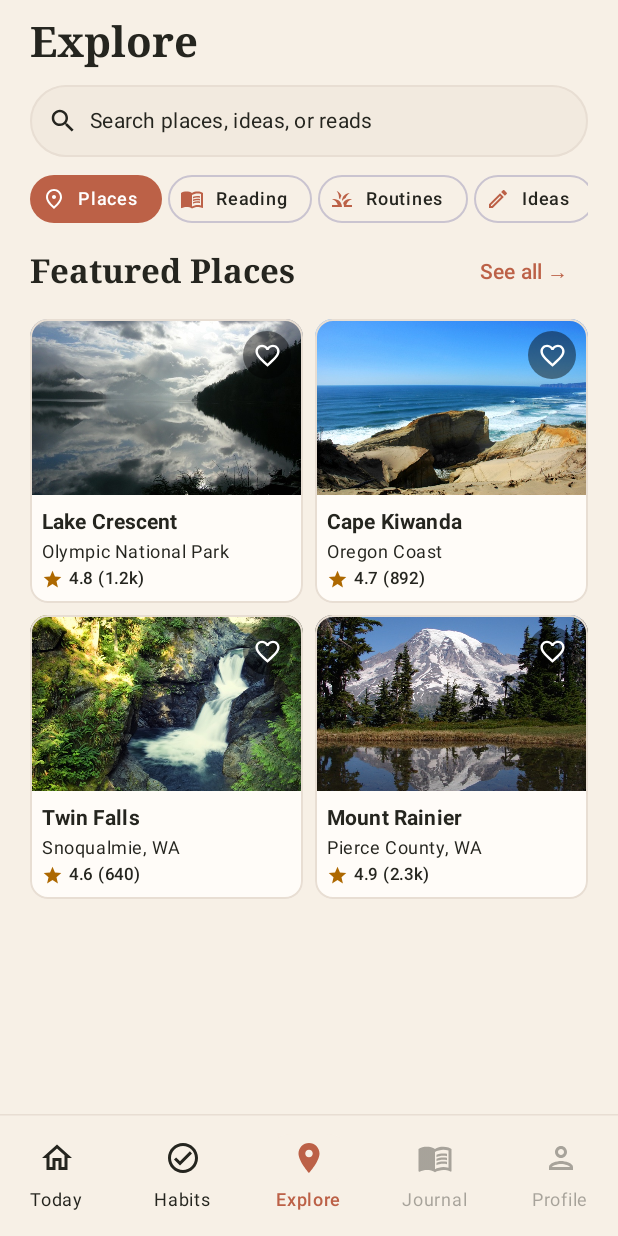
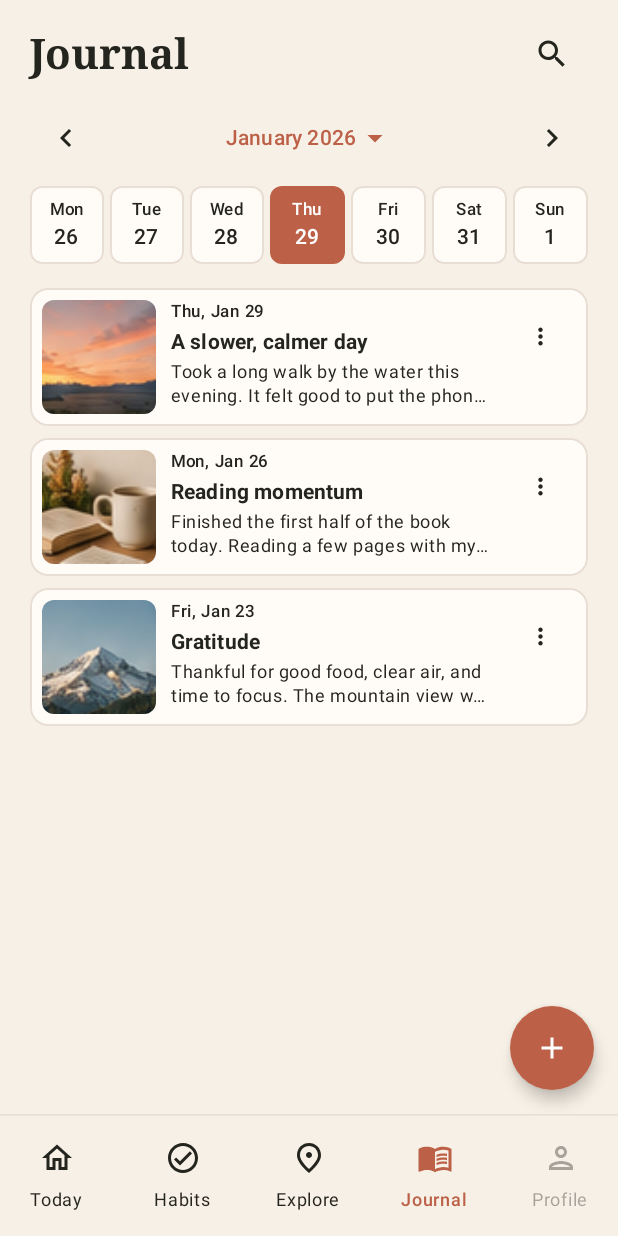
Before and after one commit to Shruti2208/Daymark-compose-ui, an Android app built with Jetpack Compose: the screen it shows after launch (MainActivity), item 4 of the bottom bar chosen, on a phone screen of 412 x 824 dp. Run offline under Robolectric (Android 15) with nearby library versions, the phone set to English and light mode, and no system bars.

Commit message:
Add Journal screen with month navigation and entry cards
Wire Journal into the bottom navigation and highlight the active tab.
Add a month dropdown and arrows, a selectable week strip, and an
empty state for months without entries.
Bundle three sample entries with thumbnails and add a floating
action button with a callback for the future entry editor.

```diff
--- /dev/null
+++ b/app/src/main/java/com/example/daymark_compose_ui/data/JournalEntry.kt
@@ -0,0 +1,11 @@
+package com.example.daymark_compose_ui.data
+
+import androidx.annotation.DrawableRes
+
+data class JournalEntry(
+    val id: Int,
+    val date: String, // ISO date (yyyy-MM-dd)
+    val title: String,
+    val body: String,
+    @param:DrawableRes val imageRes: Int
+)
--- a/app/src/main/java/com/example/daymark_compose_ui/data/SampleData.kt
+++ b/app/src/main/java/com/example/daymark_compose_ui/data/SampleData.kt
@@ -51,4 +51,27 @@ class SampleData {
         Place(3, "Twin Falls", "Snoqualmie, WA", R.drawable.place_twin_falls, 4.6, "640"),
         Place(4, "Mount Rainier", "Pierce County, WA", R.drawable.place_mount_rainier, 4.9, "2.3k")
     )
+    val sampleJournalEntries = listOf(
+        JournalEntry(
+            id = 1,
+            date = "2026-01-29",
+            title = "A slower, calmer day",
+            body = "Took a long walk by the water this evening. It felt good to put the phone away and pay attention to the changing light.",
+            imageRes = R.drawable.journal_calmer_day
+        ),
+        JournalEntry(
+            id = 2,
+            date = "2026-01-26",
+            title = "Reading momentum",
+            body = "Finished the first half of the book today. Reading a few pages with my morning coffee is starting to feel like a routine.",
+            imageRes = R.drawable.journal_reading_momentum
+        ),
+        JournalEntry(
+            id = 3,
+            date = "2026-01-23",
+            title = "Gratitude",
+            body = "Thankful for good food, clear air, and time to focus. The mountain view was a reminder to slow down and look around.",
+            imageRes = R.drawable.journal_gratitude
+        )
+    )
 }
--- a/app/src/main/java/com/example/daymark_compose_ui/ui/components/DaymarkApp.kt
+++ b/app/src/main/java/com/example/daymark_compose_ui/ui/components/DaymarkApp.kt
@@ -21,6 +21,7 @@ import com.example.daymark_compose_ui.ui.components.explore.ExploreScreen
 import com.example.daymark_compose_ui.ui.components.explore.placeDetails.PlaceDetailsScreen
 import com.example.daymark_compose_ui.data.SampleData
 import com.example.daymark_compose_ui.ui.components.habits.HabitsScreen
+import com.example.daymark_compose_ui.ui.components.journal.JournalScreen
 import com.example.daymark_compose_ui.ui.components.today.TodayScreen
 
 @Composable
@@ -31,7 +32,12 @@ internal fun DaymarkApp() {
     val habitsRoute = requireNotNull(DaymarkTab.Habits.route)
     val exploreRoute = requireNotNull(DaymarkTab.Explore.route)
     val detailsRoute = "$exploreRoute/place/{placeId}"
+    val journalRoute = requireNotNull(DaymarkTab.Journal.route)
+
     val places = remember { SampleData().samplePlaces }
+    val journalEntries = remember { SampleData().sampleJournalEntries }
+    val sampleWeek = remember { SampleData().sampleWeek }
+
     var favoriteIds by rememberSaveable { mutableStateOf(intArrayOf()) }
     val toggleFavorite: (Int) -> Unit = { id ->
         favoriteIds = if (id in favoriteIds) {
@@ -44,6 +50,7 @@ internal fun DaymarkApp() {
     val selectedTab = when (backStackEntry?.destination?.route) {
         habitsRoute -> DaymarkTab.Habits
         exploreRoute -> DaymarkTab.Explore
+        journalRoute -> DaymarkTab.Journal
         else -> DaymarkTab.Today
     }
     val selectTab: (DaymarkTab) -> Unit = { tab ->
@@ -87,6 +94,9 @@ internal fun DaymarkApp() {
                     }
                 )
             }
+            composable (journalRoute){
+                JournalScreen(journalEntries)
+            }
             composable(detailsRoute, arguments = listOf(navArgument("placeId") { type = NavType.IntType })) { entry ->
                 val placeId = entry.arguments?.getInt("placeId")
                 PlaceDetailsScreen(
--- a/app/src/main/java/com/example/daymark_compose_ui/ui/components/DaymarkNavigationBar.kt
+++ b/app/src/main/java/com/example/daymark_compose_ui/ui/components/DaymarkNavigationBar.kt
@@ -39,7 +39,7 @@ internal enum class DaymarkTab(
     Journal(
         R.string.tab_journal,
         Icons.AutoMirrored.Outlined.MenuBook,
-        Icons.AutoMirrored.Filled.MenuBook
+        Icons.AutoMirrored.Filled.MenuBook,"journal"
     ),
     Profile(R.string.tab_profile, Icons.Outlined.Person, Icons.Filled.Person)
 }
--- /dev/null
+++ b/app/src/main/java/com/example/daymark_compose_ui/ui/components/journal/JournalScreen.kt
@@ -0,0 +1,312 @@
+package com.example.daymark_compose_ui.ui.components.journal
+
+import androidx.compose.foundation.BorderStroke
+import androidx.compose.foundation.Image
+import androidx.compose.foundation.layout.Arrangement
+import androidx.compose.foundation.layout.Box
+import androidx.compose.foundation.layout.Column
+import androidx.compose.foundation.layout.PaddingValues
+import androidx.compose.foundation.layout.Row
+import androidx.compose.foundation.layout.Spacer
+import androidx.compose.foundation.layout.fillMaxSize
+import androidx.compose.foundation.layout.fillMaxWidth
+import androidx.compose.foundation.layout.height
+import androidx.compose.foundation.layout.padding
+import androidx.compose.foundation.layout.size
+import androidx.compose.foundation.lazy.LazyColumn
+import androidx.compose.foundation.lazy.items
+import androidx.compose.foundation.selection.selectableGroup
+import androidx.compose.foundation.shape.CircleShape
+import androidx.compose.material.icons.Icons
+import androidx.compose.material.icons.automirrored.outlined.KeyboardArrowLeft
+import androidx.compose.material.icons.automirrored.outlined.KeyboardArrowRight
+import androidx.compose.material.icons.outlined.Add
+import androidx.compose.material.icons.outlined.ArrowDropDown
+import androidx.compose.material.icons.outlined.MoreVert
+import androidx.compose.material.icons.outlined.Search
+import androidx.compose.material3.Card
+import androidx.compose.material3.CardDefaults
+import androidx.compose.material3.DropdownMenu
+import androidx.compose.material3.DropdownMenuItem
+import androidx.compose.material3.FloatingActionButton
+import androidx.compose.material3.Icon
+import androidx.compose.material3.IconButton
+import androidx.compose.material3.MaterialTheme
+import androidx.compose.material3.Surface
+import androidx.compose.material3.Text
+import androidx.compose.material3.TextButton
+import androidx.compose.runtime.Composable
+import androidx.compose.runtime.getValue
+import androidx.compose.runtime.mutableStateOf
+import androidx.compose.runtime.remember
+import androidx.compose.runtime.saveable.rememberSaveable
+import androidx.compose.runtime.setValue
+import androidx.compose.ui.Alignment
+import androidx.compose.ui.Modifier
+import androidx.compose.ui.draw.clip
+import androidx.compose.ui.layout.ContentScale
+import androidx.compose.ui.res.painterResource
+import androidx.compose.ui.res.stringResource
+import androidx.compose.ui.text.font.FontWeight
+import androidx.compose.ui.text.style.TextOverflow
+import androidx.compose.ui.tooling.preview.Preview
+import androidx.compose.ui.unit.dp
+import com.example.daymark_compose_ui.R
+import com.example.daymark_compose_ui.data.JournalEntry
+import com.example.daymark_compose_ui.data.SampleData
+import com.example.daymark_compose_ui.ui.components.habits.DateCard
+import com.example.daymark_compose_ui.ui.theme.DaymarkcomposeuiTheme
+import java.text.DateFormatSymbols
+import java.text.ParseException
+import java.text.SimpleDateFormat
+import java.util.Calendar
+import java.util.Locale
+
+@Composable
+fun JournalScreen(
+    journalEntries: List<JournalEntry>,
+    onAddEntry: () -> Unit = {}
+) {
+    // Save a timestamp across recreation and start on the sample entries' month.
+    var selectedDay by rememberSaveable {
+        mutableStateOf(Calendar.getInstance().apply {
+            // Clear inherited fields so the selected date starts at local midnight.
+            clear()
+            set(2026, Calendar.JANUARY, 29)
+        }.timeInMillis)
+    }
+    val selectedDate = Calendar.getInstance().apply { timeInMillis = selectedDay }
+    val locale = Locale.getDefault()
+    // Entry dates use yyyy-MM-dd, so the year-month prefix matches the entire month.
+    val dateFormat = SimpleDateFormat("yyyy-MM-dd", Locale.ROOT)
+    val monthPrefix = dateFormat.format(selectedDate.time).take(7) + "-"
+    val visibleEntries = journalEntries.filter { it.date.startsWith(monthPrefix) }
+    val weekStart = (selectedDate.clone() as Calendar).apply {
+        // Calendar numbers Sunday first. Modulo maps Monday to 0 and Sunday to 6.
+        val daysSinceMonday = (get(Calendar.DAY_OF_WEEK) - Calendar.MONDAY + 7) % 7
+        add(Calendar.DAY_OF_MONTH, -daysSinceMonday)
+    }
+
+    Box(modifier = Modifier.fillMaxSize()) {
+        LazyColumn(
+            modifier = Modifier.fillMaxSize(),
+            contentPadding = PaddingValues(start = 20.dp, top = 12.dp, end = 20.dp, bottom = 88.dp),
+            verticalArrangement = Arrangement.spacedBy(8.dp)
+        ) {
+            item(key = "header") {
+
+                Row(
+                    modifier = Modifier.fillMaxWidth(),
+                    horizontalArrangement = Arrangement.SpaceBetween,
+                    verticalAlignment = Alignment.CenterVertically
+                ) {
+                    Text(
+                        text = stringResource(R.string.tab_journal),
+                        style = MaterialTheme.typography.headlineLarge
+                    )
+                    IconButton(onClick = {}) {
+                        Icon(Icons.Outlined.Search, stringResource(R.string.journal_search))
+                    }
+                }
+            }
+            item(key = "dateSelector") {
+                // Calendar.add handles year rollover and adjusts dates in shorter months.
+                JournalMonthSelector(
+                    month = selectedDate.get(Calendar.MONTH),
+                    year = selectedDate.get(Calendar.YEAR),
+                    onPrevious = {
+                        selectedDay = (selectedDate.clone() as Calendar).apply {
+                            add(Calendar.MONTH, -1)
+                        }.timeInMillis
+                    },
+                    onNext = {
+                        selectedDay = (selectedDate.clone() as Calendar).apply {
+                            add(Calendar.MONTH, 1)
+                        }.timeInMillis
+                    },
+                    onMonthSelected = { month ->
+                        // The dropdown month is zero-based and belongs to the displayed year.
+                        selectedDay = (selectedDate.clone() as Calendar).apply {
+                            add(Calendar.MONTH, month - get(Calendar.MONTH))
+                        }.timeInMillis
+                    }
+                )
+            }
+            item(key = "date") {
+                Row(modifier = Modifier.fillMaxWidth().selectableGroup(),
+                    horizontalArrangement = Arrangement.spacedBy(4.dp)) {
+                    val weekdayFormat = SimpleDateFormat("EEE", locale)
+                    val dayFormat = SimpleDateFormat("d", locale)
+                    // Build each cell from Monday so the strip can span month or year boundaries.
+                    repeat(7) { offset ->
+                        val date = (weekStart.clone() as Calendar).apply {
+                            add(Calendar.DAY_OF_MONTH, offset)
+                        }
+                        DateCard(
+                            day = weekdayFormat.format(date.time),
+                            date = dayFormat.format(date.time),
+                            isSelected = date.timeInMillis == selectedDay,
+                            onClick = { selectedDay = date.timeInMillis },
+                            modifier = Modifier.weight(1f)
+                        )
+                    }
+                }
+                Spacer(modifier = Modifier.height(8.dp))
+
+            }
+            if (visibleEntries.isEmpty()) {
+                item(key = "empty") {
+                    Text(
+                        text = stringResource(R.string.journal_empty_month),
+                        modifier = Modifier.padding(vertical = 12.dp),
+                        style = MaterialTheme.typography.bodyMedium
+                    )
+                }
+            }
+            items(visibleEntries, key = { it.id }) { entry ->
+                JournalEntryCard(entry)
+            }
+        }
+        FloatingActionButton(
+            onClick = onAddEntry,
+            modifier = Modifier.align(Alignment.BottomEnd).padding(16.dp),
+            shape = CircleShape,
+            containerColor = MaterialTheme.colorScheme.primary,
+            contentColor = MaterialTheme.colorScheme.onPrimary
+        ) {
+            Icon(
+                imageVector = Icons.Outlined.Add,
+                contentDescription = stringResource(R.string.journal_add_entry)
+            )
+        }
+    }
+}
+
+@Composable
+fun JournalEntryCard(journalEntry: JournalEntry, modifier: Modifier = Modifier) {
+    val colors = MaterialTheme.colorScheme
+    val locale = Locale.getDefault()
+    val displayDate = remember(journalEntry.date, locale) {
+        // Parse the stored ISO date and format the card label in the device locale.
+        try {
+            val parser = SimpleDateFormat("yyyy-MM-dd", Locale.ROOT).apply { isLenient = false }
+            val date = parser.parse(journalEntry.date)
+            date?.let { SimpleDateFormat("EEE, MMM d", locale).format(it) } ?: journalEntry.date
+        } catch (_: ParseException) {
+            journalEntry.date
+        }
+    }
+
+    Card(
+        modifier = modifier.fillMaxWidth(),
+        shape = MaterialTheme.shapes.medium,
+        colors = CardDefaults.cardColors(containerColor = colors.surfaceContainerLowest),
+        border = BorderStroke(1.dp, colors.surface)
+    ) {
+        Row(
+            modifier = Modifier.fillMaxWidth().padding(8.dp),
+            horizontalArrangement = Arrangement.spacedBy(10.dp)
+        ) {
+            Image(
+                painter = painterResource(journalEntry.imageRes),
+                contentDescription = null,
+                modifier = Modifier.size(76.dp).clip(MaterialTheme.shapes.small),
+                contentScale = ContentScale.Crop
+            )
+            Column(
+                modifier = Modifier.weight(1f),
+                verticalArrangement = Arrangement.spacedBy(2.dp)
+            ) {
+                Text(displayDate, style = MaterialTheme.typography.labelSmall, color = colors.onSurfaceVariant)
+                Text(
+                    text = journalEntry.title,
+                    style = MaterialTheme.typography.titleSmall,
+                    fontWeight = FontWeight.Bold,
+                    maxLines = 1,
+                    overflow = TextOverflow.Ellipsis
+                )
+                Text(
+                    text = journalEntry.body,
+                    style = MaterialTheme.typography.bodySmall,
+                    color = colors.onSurfaceVariant,
+                    maxLines = 2,
+                    overflow = TextOverflow.Ellipsis
+                )
+            }
+            JournalEntryMenu(journalEntry)
+        }
+    }
+}
+
+@Composable
+private fun JournalEntryMenu(entry: JournalEntry) {
+    Box {
+        IconButton(onClick = { }, modifier = Modifier.size(48.dp)) {
+            Icon(
+                imageVector = Icons.Outlined.MoreVert,
+                contentDescription = stringResource(R.string.journal_entry_options, entry.title),
+                modifier = Modifier.size(18.dp)
+            )
+        }
+
+    }
+}
+@Composable
+fun JournalMonthSelector(
+    month: Int,
+    year: Int,
+    onPrevious: () -> Unit,
+    onNext: () -> Unit,
+    onMonthSelected: (Int) -> Unit
+) {
+    var expanded by remember { mutableStateOf(false) }
+    val months = DateFormatSymbols.getInstance().months.take(12)
+
+    Row(
+        modifier = Modifier.fillMaxWidth(),
+        horizontalArrangement = Arrangement.SpaceBetween,
+        verticalAlignment = Alignment.CenterVertically
+    ) {
+        IconButton(onClick = onPrevious) {
+            Icon(
+                Icons.AutoMirrored.Outlined.KeyboardArrowLeft,
+                contentDescription = stringResource(R.string.journal_previous_month)
+            )
+        }
+
+        Box {
+            TextButton(onClick = { expanded = true }) {
+                Text("${months[month]} $year")
+                Icon(Icons.Outlined.ArrowDropDown, contentDescription = null)
+            }
+
+            DropdownMenu(expanded = expanded, onDismissRequest = { expanded = false }) {
+                months.forEachIndexed { index, name ->
+                    DropdownMenuItem(
+                        text = { Text(name) },
+                        onClick = {
+                            onMonthSelected(index)
+                            expanded = false
+                        }
+                    )
+                }
+            }
+        }
+
+        IconButton(onClick = onNext) {
+            Icon(
+                Icons.AutoMirrored.Outlined.KeyboardArrowRight,
+                contentDescription = stringResource(R.string.journal_next_month)
+            )
+        }
+    }
+}
+@Preview(name = "Journal")
+@Composable
+private fun JournalScreenPreview() {
+    DaymarkcomposeuiTheme {
+        Surface(color = MaterialTheme.colorScheme.background) {
+            JournalScreen(SampleData().sampleJournalEntries)
+        }
+    }
+}
--- a/app/src/main/res/values/strings.xml
+++ b/app/src/main/res/values/strings.xml
@@ -26,6 +26,13 @@
     <string name="explore_routines">Routines</string>
     <string name="explore_ideas">Ideas</string>
     <string name="tab_journal">Journal</string>
+    <string name="journal_search">Search journal</string>
+    <string name="journal_add_entry">Add journal entry</string>
+    <string name="journal_previous_month">Previous month</string>
+    <string name="journal_next_month">Next month</string>
+    <string name="journal_empty_month">No entries this month.</string>
+    <string name="journal_entry_options">Options for %1$s</string>
+    <string name="journal_share_entry">Share entry</string>
     <string name="tab_profile">Profile</string>
     <string name="habits_loading">Loading habits…</string>
     <string name="habits_empty_filter">No habits in this category.</string>
```
Also changed, not shown: app/src/main/res/drawable-nodpi/journal_calmer_day.png (added), app/src/main/res/drawable-nodpi/journal_gratitude.png (added), app/src/main/res/drawable-nodpi/journal_reading_momentum.png (added).
